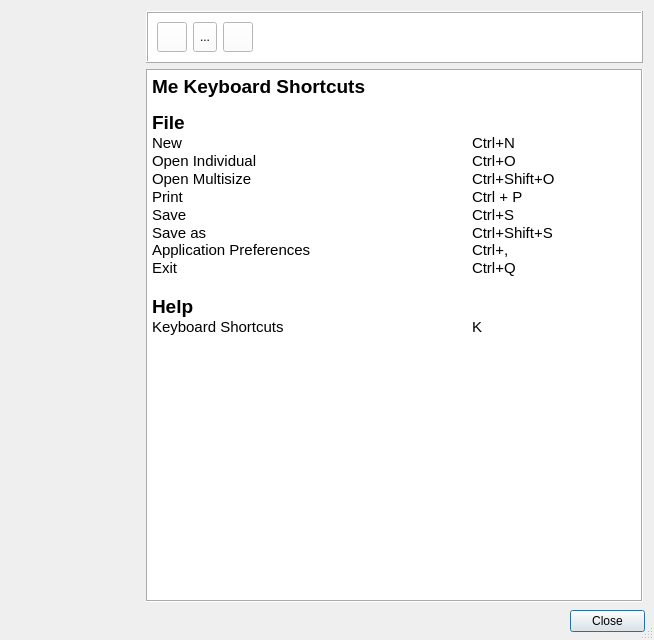
Before: the Qt Designer form src/app/seamlyme/dialogs/me_shortcuts_dialog.ui in FashionFreedom/Seamly2D, drawn with Qt 5.
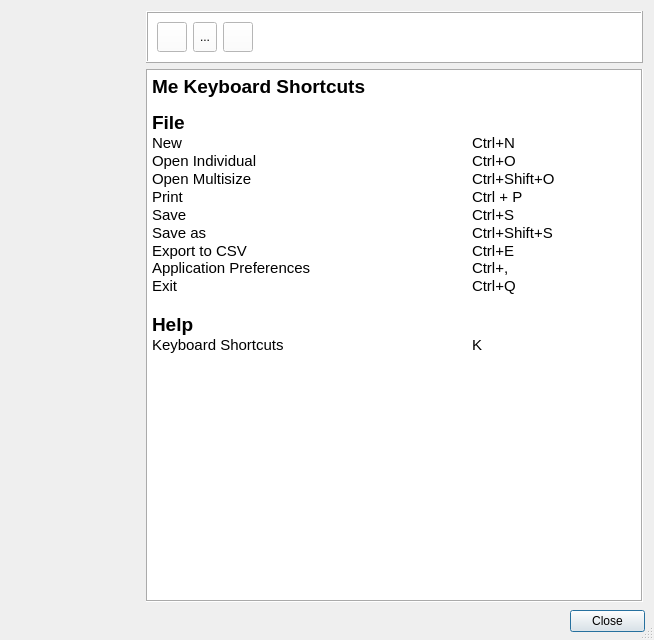
After: the same form once the commit is applied. Icons and pictures are not drawn.

Commit message: fix measurements CSV export

Diff of the .ui file:
```diff
--- a/src/app/seamlyme/dialogs/me_shortcuts_dialog.ui
+++ b/src/app/seamlyme/dialogs/me_shortcuts_dialog.ui
@@ -346,23 +346,27 @@
         </property>
         <property name="html">
          <string notr="true">&lt;!DOCTYPE HTML PUBLIC &quot;-//W3C//DTD HTML 4.0//EN&quot; &quot;http://www.w3.org/TR/REC-html40/strict.dtd&quot;&gt;
-&lt;html&gt;&lt;head&gt;&lt;meta name=&quot;qrichtext&quot; content=&quot;1&quot; /&gt;&lt;title&gt;Seamly2S Shortcuts&lt;/title&gt;&lt;style type=&quot;text/css&quot;&gt;
+&lt;html&gt;&lt;head&gt;&lt;meta name=&quot;qrichtext&quot; content=&quot;1&quot; /&gt;&lt;meta charset=&quot;utf-8&quot; /&gt;&lt;title&gt;Seamly2S Shortcuts&lt;/title&gt;&lt;style type=&quot;text/css&quot;&gt;
 p, li { white-space: pre-wrap; }
-&lt;/style&gt;&lt;/head&gt;&lt;body style=&quot; font-size:8.25pt; font-weight:400; font-style:normal;&quot;&gt;
+hr { height: 1px; border-width: 0; }
+li.unchecked::marker { content: &quot;\2610&quot;; }
+li.checked::marker { content: &quot;\2612&quot;; }
+&lt;/style&gt;&lt;/head&gt;&lt;body style=&quot; font-family:'Segoe UI'; font-size:9pt; font-weight:400; font-style:normal;&quot;&gt;
 &lt;p style=&quot; margin-top:0px; margin-bottom:0px; margin-left:0px; margin-right:0px; -qt-block-indent:0; text-indent:0px;&quot;&gt;&lt;span style=&quot; font-size:14pt; font-weight:600;&quot;&gt;Me Keyboard Shortcuts	&lt;/span&gt;&lt;span style=&quot; font-size:11pt;&quot;&gt;	&lt;/span&gt;&lt;/p&gt;
-&lt;p style=&quot;-qt-paragraph-type:empty; margin-top:0px; margin-bottom:0px; margin-left:0px; margin-right:0px; -qt-block-indent:0; text-indent:0px;&quot;&gt;&lt;br /&gt;&lt;/p&gt;
+&lt;p style=&quot;-qt-paragraph-type:empty; margin-top:0px; margin-bottom:0px; margin-left:0px; margin-right:0px; -qt-block-indent:0; text-indent:0px; font-size:8.25pt;&quot;&gt;&lt;br /&gt;&lt;/p&gt;
 &lt;p style=&quot; margin-top:0px; margin-bottom:0px; margin-left:0px; margin-right:0px; -qt-block-indent:0; text-indent:0px;&quot;&gt;&lt;span style=&quot; font-size:14pt; font-weight:600;&quot;&gt;File&lt;/span&gt;&lt;/p&gt;
 &lt;p style=&quot; margin-top:0px; margin-bottom:0px; margin-left:0px; margin-right:0px; -qt-block-indent:0; text-indent:0px;&quot;&gt;&lt;span style=&quot; font-size:11pt;&quot;&gt;New				Ctrl+N&lt;/span&gt;&lt;/p&gt;
 &lt;p style=&quot; margin-top:0px; margin-bottom:0px; margin-left:0px; margin-right:0px; -qt-block-indent:0; text-indent:0px;&quot;&gt;&lt;span style=&quot; font-size:11pt;&quot;&gt;Open Individual			Ctrl+O&lt;/span&gt;&lt;/p&gt;
 &lt;p style=&quot; margin-top:0px; margin-bottom:0px; margin-left:0px; margin-right:0px; -qt-block-indent:0; text-indent:0px;&quot;&gt;&lt;span style=&quot; font-size:11pt;&quot;&gt;Open Multisize			Ctrl+Shift+O&lt;/span&gt;&lt;/p&gt;
 &lt;p style=&quot; margin-top:0px; margin-bottom:0px; margin-left:0px; margin-right:0px; -qt-block-indent:0; text-indent:0px;&quot;&gt;&lt;span style=&quot; font-size:11pt;&quot;&gt;Print				Ctrl + P&lt;/span&gt;&lt;/p&gt;
 &lt;p style=&quot; margin-top:0px; margin-bottom:0px; margin-left:0px; margin-right:0px; -qt-block-indent:0; text-indent:0px;&quot;&gt;&lt;span style=&quot; font-size:11pt;&quot;&gt;Save				Ctrl+S&lt;/span&gt;&lt;/p&gt;
-&lt;p style=&quot; margin-top:0px; margin-bottom:0px; margin-left:0px; margin-right:0px; -qt-block-indent:0; text-indent:0px;&quot;&gt;&lt;span style=&quot; font-size:11pt;&quot;&gt;Save as				Ctrl+Shift+S&lt;br /&gt;Application Preferences			Ctrl+,&lt;/span&gt;&lt;/p&gt;
+&lt;p style=&quot; margin-top:0px; margin-bottom:0px; margin-left:0px; margin-right:0px; -qt-block-indent:0; text-indent:0px;&quot;&gt;&lt;span style=&quot; font-size:11pt;&quot;&gt;Save as				Ctrl+Shift+S&lt;/span&gt;&lt;/p&gt;
+&lt;p style=&quot; margin-top:0px; margin-bottom:0px; margin-left:0px; margin-right:0px; -qt-block-indent:0; text-indent:0px;&quot;&gt;&lt;span style=&quot; font-size:11pt;&quot;&gt;Export to CSV			Ctrl+E&lt;br /&gt;Application Preferences			Ctrl+,&lt;/span&gt;&lt;/p&gt;
 &lt;p style=&quot; margin-top:0px; margin-bottom:0px; margin-left:0px; margin-right:0px; -qt-block-indent:0; text-indent:0px;&quot;&gt;&lt;span style=&quot; font-size:11pt;&quot;&gt;Exit				Ctrl+Q&lt;/span&gt;&lt;/p&gt;
 &lt;p style=&quot; margin-top:0px; margin-bottom:0px; margin-left:0px; margin-right:0px; -qt-block-indent:0; text-indent:0px;&quot;&gt;&lt;span style=&quot; font-size:11pt;&quot;&gt;		&lt;/span&gt;&lt;/p&gt;
 &lt;p style=&quot; margin-top:0px; margin-bottom:0px; margin-left:0px; margin-right:0px; -qt-block-indent:0; text-indent:0px;&quot;&gt;&lt;span style=&quot; font-size:14pt; font-weight:600;&quot;&gt;Help&lt;/span&gt;&lt;span style=&quot; font-size:11pt;&quot;&gt;		&lt;/span&gt;&lt;/p&gt;
 &lt;p style=&quot; margin-top:0px; margin-bottom:0px; margin-left:0px; margin-right:0px; -qt-block-indent:0; text-indent:0px;&quot;&gt;&lt;span style=&quot; font-size:11pt;&quot;&gt;Keyboard Shortcuts			K&lt;/span&gt;&lt;/p&gt;
-&lt;p style=&quot;-qt-paragraph-type:empty; margin-top:0px; margin-bottom:0px; margin-left:0px; margin-right:0px; -qt-block-indent:0; text-indent:0px;&quot;&gt;&lt;br /&gt;&lt;/p&gt;&lt;/body&gt;&lt;/html&gt;</string>
+&lt;p style=&quot;-qt-paragraph-type:empty; margin-top:0px; margin-bottom:0px; margin-left:0px; margin-right:0px; -qt-block-indent:0; text-indent:0px; font-size:8.25pt;&quot;&gt;&lt;br /&gt;&lt;/p&gt;&lt;/body&gt;&lt;/html&gt;</string>
         </property>
        </widget>
       </item>
```
The commit also changes 9 other files.
